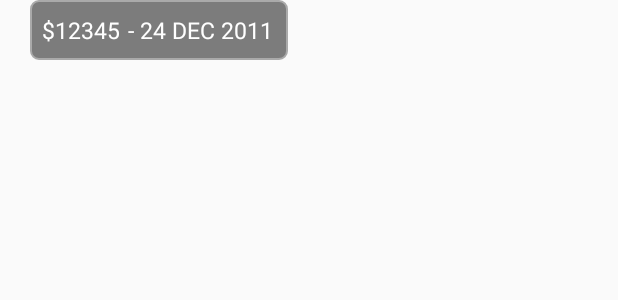
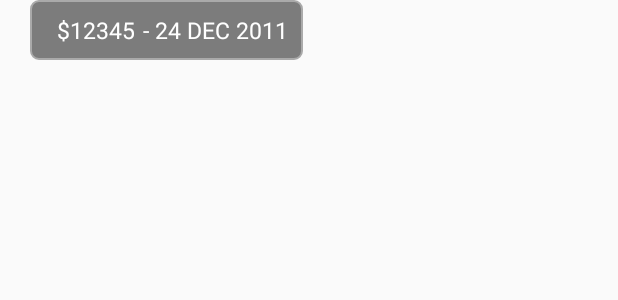
Before and after one commit to manangatangy/kidspend2, an Android app: the layout view_list_item.xml on its own in the app's theme, with its tools: preview values and no code run, on a phone screen of 412 x 824 dp. Shown: the top 300 px of the screen. Run offline under Robolectric (Android 15) with nearby library versions, the phone set to English and light mode, and no system bars.

Commit message:
widenned summary view

```diff
--- a/Kidspend2/app/src/main/res/layout/view_list_item.xml
+++ b/Kidspend2/app/src/main/res/layout/view_list_item.xml
@@ -17,7 +17,7 @@
 
         <TextView
             android:id="@+id/item_text_amount"
-            android:layout_width="60dp"
+            android:layout_width="70dp"
             android:layout_height="40dp"
             android:layout_marginRight="5dp"
             android:gravity="center|right"
```
